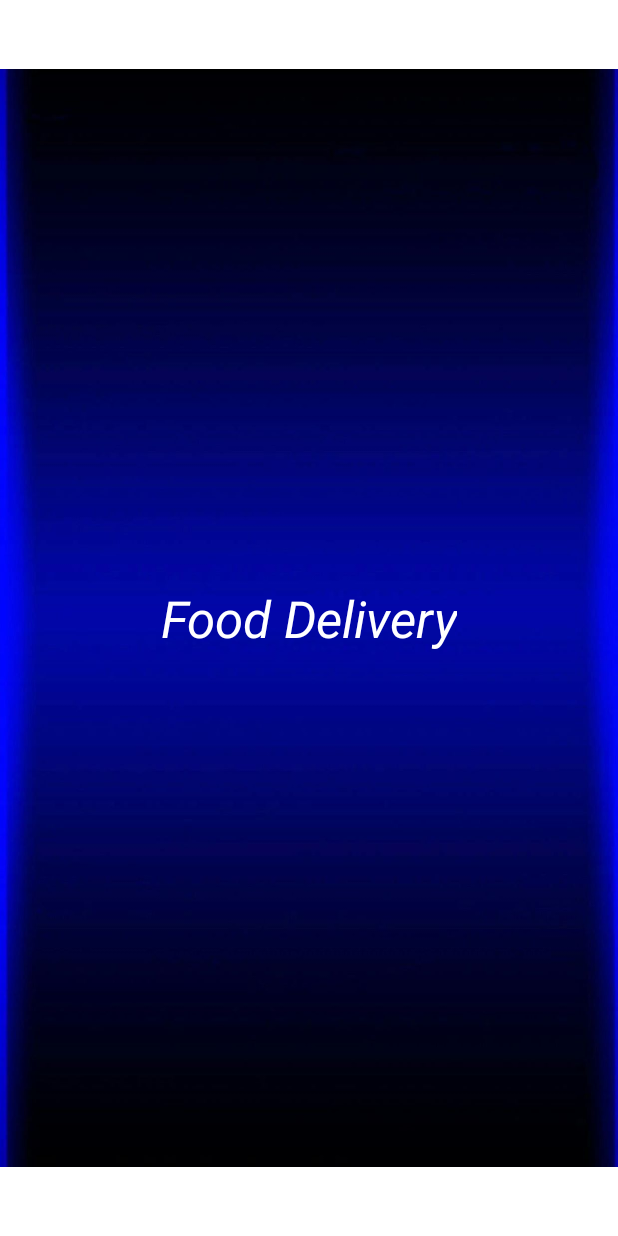
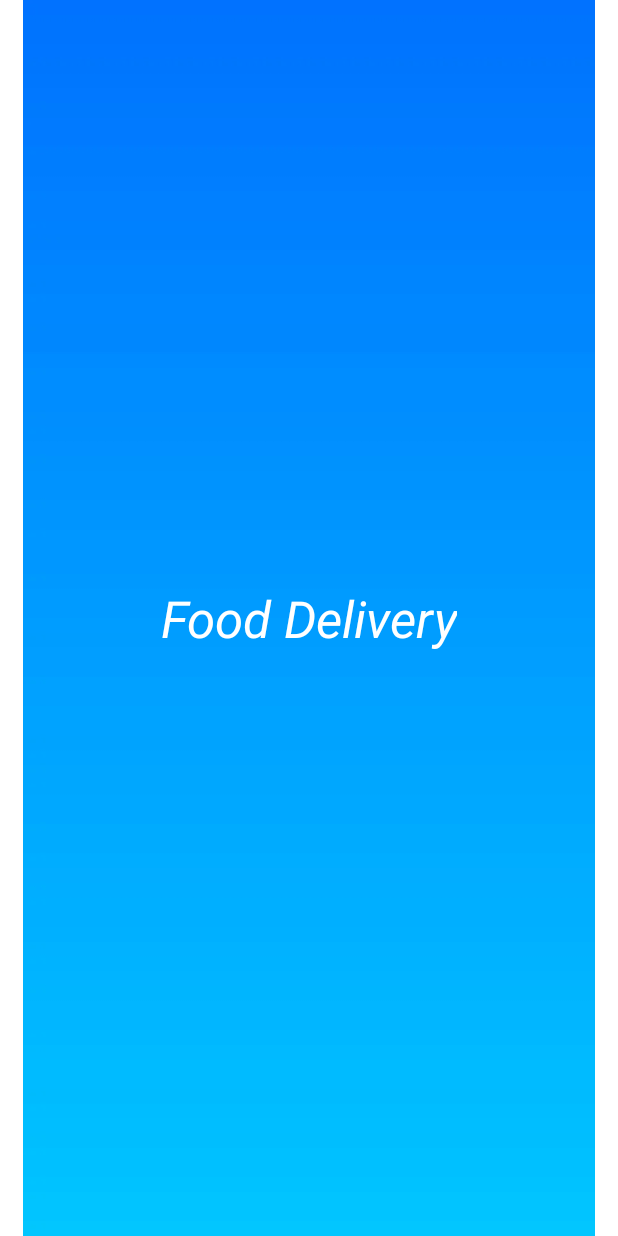
Before and after one commit to omprakash-mopuri-improve10x/Food-Delivery, an Android app: the SplashActivity screen opened directly, with no data from a screen before it, on a phone screen of 412 x 824 dp. Run offline under Robolectric (Android 15) with nearby library versions, the phone set to English and light mode, and no system bars; our stand-ins replace Picasso; pictures from the network do not load.

Commit message:
Change the image

```diff
--- a/app/src/main/java/com/omprakash/fooddelivery/SplashActivity.java
+++ b/app/src/main/java/com/omprakash/fooddelivery/SplashActivity.java
@@ -7,6 +7,7 @@ import android.os.Bundle;
 import android.os.Handler;
 
 import com.omprakash.fooddelivery.databinding.ActivitySplashBinding;
+import com.squareup.picasso.Picasso;
 
 public class SplashActivity extends AppCompatActivity {
 
--- a/app/src/main/res/layout/activity_splash.xml
+++ b/app/src/main/res/layout/activity_splash.xml
@@ -8,14 +8,14 @@
 
     <ImageView
         android:id="@+id/imageView"
-        android:layout_width="wrap_content"
+        android:layout_width="0dp"
         android:layout_height="0dp"
         android:adjustViewBounds="true"
         app:layout_constraintBottom_toBottomOf="parent"
         app:layout_constraintEnd_toEndOf="parent"
         app:layout_constraintStart_toStartOf="parent"
         app:layout_constraintTop_toTopOf="parent"
-        app:srcCompat="@drawable/splash2" />
+        app:srcCompat="@drawable/spla" />
 
     <TextView
         android:id="@+id/textView"
```
Also changed, not shown: app/src/main/res/drawable/spla.webp (added).
